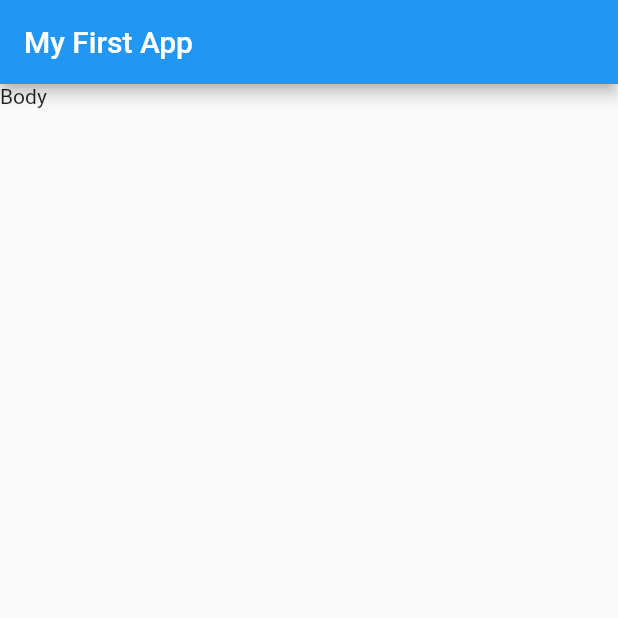
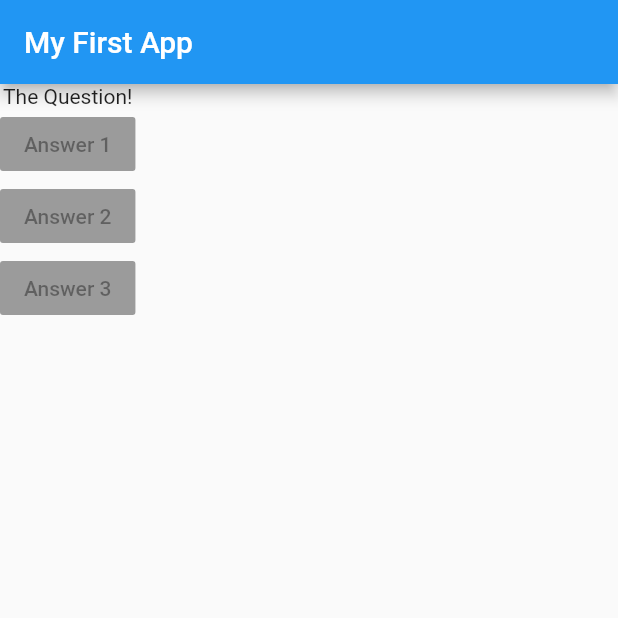
Before and after one commit to aditechdev/flutter-complete-guide, a Flutter app: the screen it shows after launch, on a phone screen of 412 x 824 dp, the top half of it. Run offline on Flutter 3.47's test engine with Material 2 defaults, Android fonts, the phone set to English and light mode, and no system bars.

Commit message:
:sparkles: Button Added

```diff
--- a/lib/main.dart
+++ b/lib/main.dart
@@ -7,6 +7,13 @@ void main() {
 class MyApp extends StatelessWidget {
   @override
   Widget build(BuildContext context) {
+    var questions = [
+      'What\'s your fav color?',
+      'What\'s your fav animal?',
+      // 'What\'s your fav food?',
+      // 'What\'s your fav color?',
+      // 'What\'s your fav color?',
+    ];
     return MaterialApp(
       home: Scaffold(
         appBar: AppBar(
@@ -14,8 +21,22 @@ class MyApp extends StatelessWidget {
             "My First App",
           ),
         ),
-        body: Text(
-          "Body",
+        body: Column(
+          children: [
+            Text("The Question!"),
+            RaisedButton(
+              child: Text("Answer 1"),
+              onPressed: null,
+            ),
+            RaisedButton(
+              child: Text("Answer 2"),
+              onPressed: null,
+            ),
+            RaisedButton(
+              child: Text("Answer 3"),
+              onPressed: null,
+            ),
+          ],
         ),
       ),
     );
```
